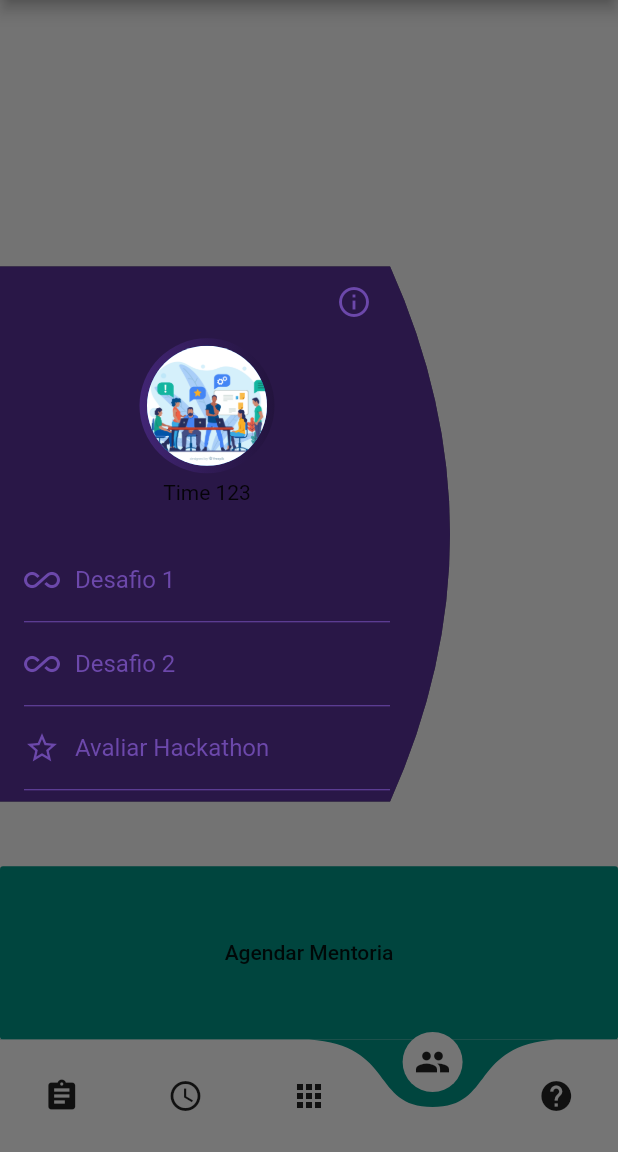
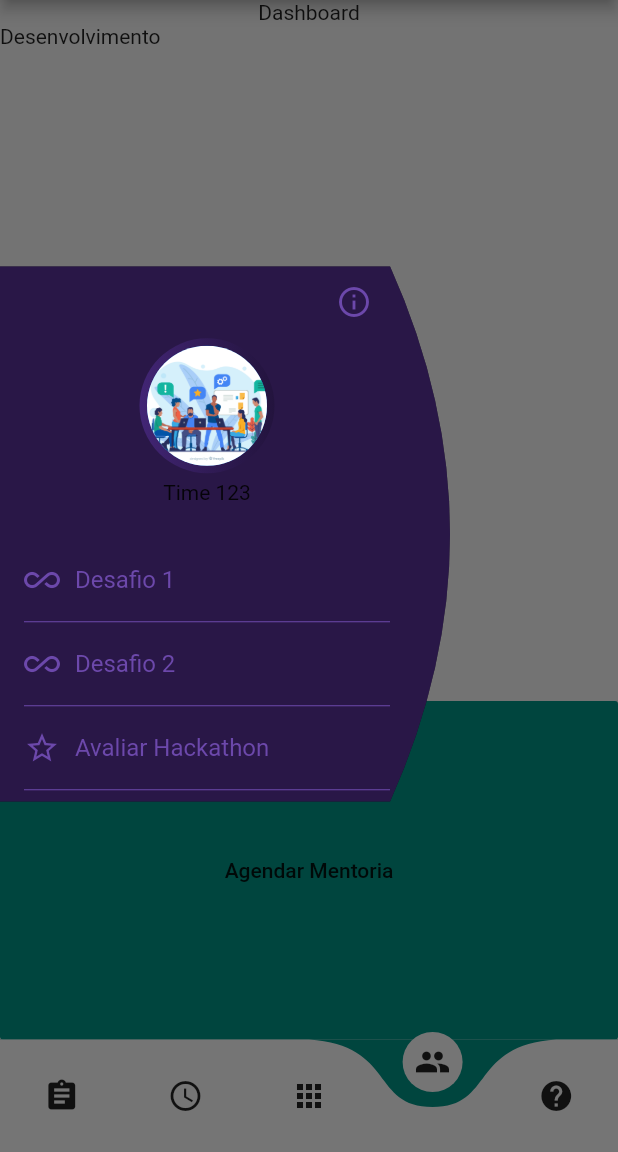
Before and after one commit to KyleKun/hackamoon, a Flutter app: the screen it shows after launch, item 4 of the bottom bar chosen, with the side drawer open, on a phone screen of 412 x 824 dp, the part 84-1236 px from its top. Run offline on Flutter 3.47's test engine with Material 2 defaults, Android fonts, the phone set to English and light mode, and no system bars; drawn by our look-alikes of curved_navigation_bar.

Commit message:
corrigindo execução

```diff
--- a/lib/mentorship_page.dart
+++ b/lib/mentorship_page.dart
@@ -8,16 +8,26 @@ class MentorshipPage extends StatelessWidget {
         crossAxisAlignment: CrossAxisAlignment.stretch,
         children: <Widget>[
           Expanded(
-          flex: 5,
-          child: Padding(padding: EdgeInsets.all(10.0),
+            flex: 0,
             child: Center(
-              child: Text("Mentoria!"
-              ) ,
-            ),
+              child: Text("Dashboard"),
             ),
           ),
           Expanded(
-           child: FlatButton(
+            child: Text("Desenvolvimento"),
+          ),
+          Expanded(
+            child: Center(
+              child: Text("Mentoria"),
+            ),
+          ),
+          Expanded(
+            child: flatButton,
+          )
+        ]);
+  }
+
+  FlatButton flatButton = FlatButton(
     color: Colors.teal,
     //textColor: Colors.white,
     disabledColor: Colors.grey,
@@ -30,9 +40,5 @@ class MentorshipPage extends StatelessWidget {
     child: Text(
       "Agendar Mentoria",
     ),
-            ),
-          )
-      ]
   );
 }
-}
```
Lines whose indentation alone changed are shown as unchanged.
